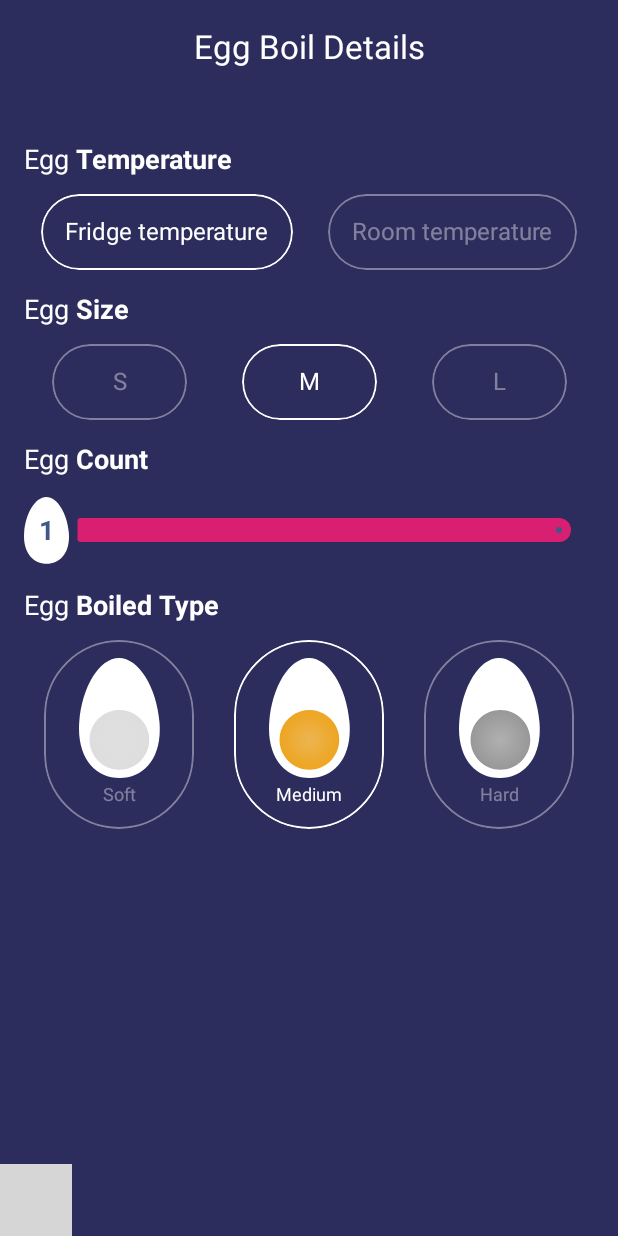
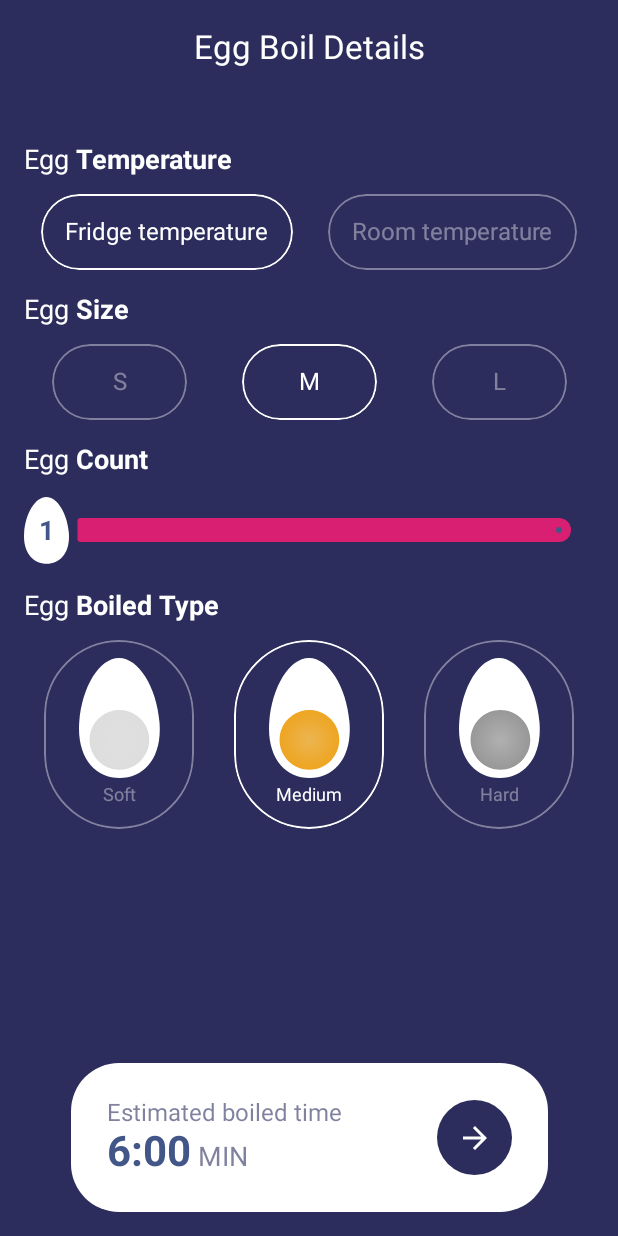
Before and after one commit to hanihashemi/Egg-Master-App, an Android app built with Jetpack Compose: the EggBoilDetailsScreen screen opened through its navigation route, after a tap on "Fridge temperature", on a phone screen of 412 x 824 dp. Run offline under Robolectric (Android 15) with nearby library versions, the phone set to English and light mode, and no system bars; our stand-ins replace Dagger/Hilt's generated code; grey boxes are pictures that could not be loaded.

Commit message:
Add BoilingTimeBottomBar

```diff
--- a/app/src/main/java/io/github/hanihashemi/eggmaster/MainViewModel.kt
+++ b/app/src/main/java/io/github/hanihashemi/eggmaster/MainViewModel.kt
@@ -6,29 +6,36 @@ import dagger.hilt.android.lifecycle.HiltViewModel
 import io.github.hanihashemi.eggmaster.MainViewModel.ViewAction.OnEggTemperaturePressed
 import io.github.hanihashemi.eggmaster.MainViewModel.ViewAction.TutorialNextPressed
 import io.github.hanihashemi.eggmaster.MainViewModel.ViewAction.TutorialPreviousPressed
+import io.github.hanihashemi.eggmaster.domain.BoilingTimeCalcUseCase
 import io.github.hanihashemi.eggmaster.ui.models.EggBoiledType
 import io.github.hanihashemi.eggmaster.ui.models.EggDetailsUiModel
 import io.github.hanihashemi.eggmaster.ui.models.EggSize
 import io.github.hanihashemi.eggmaster.ui.models.EggTemperature
 import io.github.hanihashemi.eggmaster.ui.models.UiState
+import kotlinx.coroutines.Dispatchers
 import kotlinx.coroutines.channels.Channel
 import kotlinx.coroutines.flow.MutableStateFlow
 import kotlinx.coroutines.flow.SharingStarted
 import kotlinx.coroutines.flow.StateFlow
+import kotlinx.coroutines.flow.distinctUntilChanged
 import kotlinx.coroutines.flow.map
 import kotlinx.coroutines.flow.receiveAsFlow
 import kotlinx.coroutines.flow.stateIn
 import kotlinx.coroutines.flow.update
+import kotlinx.coroutines.launch
 import javax.inject.Inject
 
 @HiltViewModel
-class MainViewModel @Inject constructor() : ViewModel() {
+class MainViewModel @Inject constructor(
+    private val boilingTimeCalcUseCase: BoilingTimeCalcUseCase,
+) : ViewModel() {
 
     private val _viewEvent: Channel<ViewEvent> = Channel()
     val viewEvent = _viewEvent.receiveAsFlow()
     private val internalState: MutableStateFlow<InternalState> = MutableStateFlow(InternalState())
     val viewState: StateFlow<UiState> = internalState
         .map { internalState -> generateUiState(internalState) }
+        .distinctUntilChanged()
         .stateIn(
             scope = viewModelScope,
             started = SharingStarted.WhileSubscribed(),
@@ -36,6 +43,7 @@ class MainViewModel @Inject constructor() : ViewModel() {
         )
 
     private fun generateUiState(internalState: InternalState): UiState {
+        println("==> boil time ui: ${internalState.eggDetails.boilingTime}")
         return UiState(
             tutorialCurrentStep = internalState.tutorialCurrentStep,
             eggDetails = internalState.eggDetails,
@@ -57,24 +65,28 @@ class MainViewModel @Inject constructor() : ViewModel() {
         internalState.update {
             it.copy(eggDetails = it.eggDetails.copy(boiledType = eggBoiledType))
         }
+        updateBoilingTime()
     }
 
     private fun onEggCountChanged(eggCount: Int) {
         internalState.update {
             it.copy(eggDetails = it.eggDetails.copy(count = eggCount))
         }
+        updateBoilingTime()
     }
 
     private fun onEggSizePressed(eggSize: EggSize) {
         internalState.update {
             it.copy(eggDetails = it.eggDetails.copy(size = eggSize))
         }
+        updateBoilingTime()
     }
 
     private fun onEggTemperaturePressed(eggTemperature: EggTemperature) {
         internalState.update {
             it.copy(eggDetails = it.eggDetails.copy(temperature = eggTemperature))
         }
+        updateBoilingTime()
     }
 
     private fun onTutorialNextPressed() {
@@ -92,6 +104,24 @@ class MainViewModel @Inject constructor() : ViewModel() {
             _viewEvent.trySend(ViewEvent.NavigateBack)
         } else {
             internalState.value = internalState.value.copy(tutorialCurrentStep = currentStep - 1)
+        }
+    }
+
+    private fun updateBoilingTime() {
+        viewModelScope.launch(Dispatchers.Default) {
+            val eggDetails = internalState.value.eggDetails
+            val boilingTime = boilingTimeCalcUseCase.run(
+                BoilingTimeCalcUseCase.Params(
+                    eggCount = eggDetails.count,
+                    eggSize = eggDetails.size,
+                    eggTemp = eggDetails.temperature,
+                    boilType = eggDetails.boiledType,
+                )
+            )
+
+            internalState.update {
+                it.copy(eggDetails = it.eggDetails.copy(boilingTime = boilingTime))
+            }
         }
     }
 
--- a/app/src/main/java/io/github/hanihashemi/eggmaster/eggboildetails/EggBoilDetailsScreen.kt
+++ b/app/src/main/java/io/github/hanihashemi/eggmaster/eggboildetails/EggBoilDetailsScreen.kt
@@ -36,7 +36,7 @@ import io.github.hanihashemi.eggmaster.MainViewModel.ViewAction.OnEggTemperature
 import io.github.hanihashemi.eggmaster.R
 import io.github.hanihashemi.eggmaster.components.OutlinedToggleButton
 import io.github.hanihashemi.eggmaster.components.OutlinedToggleImageButton
-import io.github.hanihashemi.eggmaster.eggboildetails.components.BottomBarButton
+import io.github.hanihashemi.eggmaster.eggboildetails.components.BoilingTimeBottomBar
 import io.github.hanihashemi.eggmaster.ui.models.EggBoiledType
 import io.github.hanihashemi.eggmaster.ui.models.EggSize
 import io.github.hanihashemi.eggmaster.ui.models.EggTemperature
@@ -52,7 +52,7 @@ fun EggBoilDetailsScreen(
 ) {
     Scaffold(
         topBar = { TopBar() },
-        bottomBar = { BottomBarButton(state) },
+        bottomBar = { BoilingTimeBottomBar(state) },
     ) { paddingValues ->
         Column(
             modifier = Modifier
--- /dev/null
+++ b/app/src/main/java/io/github/hanihashemi/eggmaster/eggboildetails/components/BoilingTimeBottomBar.kt
@@ -0,0 +1,121 @@
+package io.github.hanihashemi.eggmaster.eggboildetails.components
+
+import androidx.compose.animation.core.FastOutSlowInEasing
+import androidx.compose.animation.core.animateIntAsState
+import androidx.compose.animation.core.tween
+import androidx.compose.foundation.background
+import androidx.compose.foundation.clickable
+import androidx.compose.foundation.layout.Arrangement
+import androidx.compose.foundation.layout.Box
+import androidx.compose.foundation.layout.Column
+import androidx.compose.foundation.layout.Row
+import androidx.compose.foundation.layout.fillMaxWidth
+import androidx.compose.foundation.layout.padding
+import androidx.compose.foundation.layout.size
+import androidx.compose.foundation.layout.widthIn
+import androidx.compose.foundation.shape.CircleShape
+import androidx.compose.material.icons.Icons
+import androidx.compose.material.icons.filled.ArrowForward
+import androidx.compose.material3.Icon
+import androidx.compose.material3.MaterialTheme
+import androidx.compose.material3.Text
+import androidx.compose.runtime.Composable
+import androidx.compose.runtime.getValue
+import androidx.compose.ui.Alignment
+import androidx.compose.ui.Modifier
+import androidx.compose.ui.draw.clip
+import androidx.compose.ui.graphics.Color
+import androidx.compose.ui.text.SpanStyle
+import androidx.compose.ui.text.buildAnnotatedString
+import androidx.compose.ui.text.font.FontWeight
+import androidx.compose.ui.text.style.TextOverflow
+import androidx.compose.ui.text.withStyle
+import androidx.compose.ui.tooling.preview.Preview
+import androidx.compose.ui.unit.dp
+import androidx.compose.ui.unit.sp
+import io.github.hanihashemi.eggmaster.extensions.formatSecondsToMinutes
+import io.github.hanihashemi.eggmaster.ui.models.UiState
+import io.github.hanihashemi.eggmaster.ui.theme.Dimens
+import io.github.hanihashemi.eggmaster.ui.theme.EggMasterTheme
+import io.github.hanihashemi.eggmaster.ui.theme.Shapes
+
+@Composable
+fun BoilingTimeBottomBar(state: UiState) {
+
+    val animatedSeconds by animateIntAsState(
+        targetValue = state.eggDetails.boilingTime,
+        animationSpec = tween(
+            durationMillis = 2000,
+            easing = FastOutSlowInEasing,
+        ),
+        label = "Time animation",
+    )
+
+    val timeText = buildAnnotatedString {
+        append(animatedSeconds.formatSecondsToMinutes())
+        withStyle(
+            style = SpanStyle(
+                fontWeight = FontWeight.Normal,
+                fontSize = 18.sp,
+                color = MaterialTheme.colorScheme.surface.copy(alpha = 0.6f)
+            )
+        ) {
+            append(" MIN")
+        }
+    }
+
+    Box(modifier = Modifier.fillMaxWidth(), contentAlignment = Alignment.Center) {
+        Row(
+            modifier = Modifier
+                .widthIn(max = 350.dp)
+                .padding(Dimens.PaddingNormal)
+                .clip(Shapes.large)
+                .fillMaxWidth()
+                .background(color = Color.White)
+                .padding(Dimens.PaddingLarge),
+            verticalAlignment = Alignment.CenterVertically,
+            horizontalArrangement = Arrangement.SpaceBetween,
+        ) {
+            Column {
+                Text(
+                    text = "Estimated boiled time",
+                    style = MaterialTheme.typography.bodyLarge.copy(
+                        color = MaterialTheme.colorScheme.surface.copy(alpha = 0.6f)
+                    ),
+                    maxLines = 1,
+                    overflow = TextOverflow.Ellipsis,
+                )
+                Text(
+                    text = timeText,
+                    style = MaterialTheme.typography.headlineLarge.copy(
+                        color = MaterialTheme.colorScheme.primary,
+                        fontWeight = FontWeight.Bold,
+                    )
+                )
+            }
+
+            Box(
+                modifier = Modifier
+                    .size(50.dp)
+                    .clip(CircleShape)
+                    .background(MaterialTheme.colorScheme.surface)
+                    .clickable { /* TODO */ },
+                contentAlignment = Alignment.Center,
+            ) {
+                Icon(
+                    imageVector = Icons.Filled.ArrowForward,
+                    contentDescription = "Next",
+                    tint = Color.White,
+                )
+            }
+        }
+    }
+}
+
+@Composable
+@Preview
+fun BottomBarButtonPreview() {
+    EggMasterTheme {
+        BoilingTimeBottomBar(state = UiState())
+    }
+}
```
